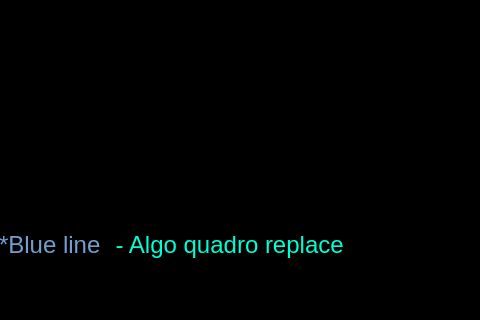
Qt form TSP/graph.ui (TonyEastwood/TSP_Local_method_c_plus_plus) before a commit; both pictures show x 381 to 861 and y 241 to 561 of the 861 by 561 pixel window.
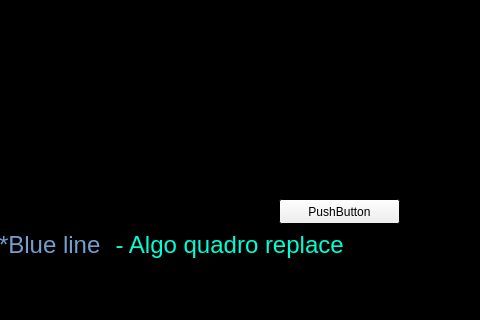
The same form after that commit. Custom widgets are drawn as their Qt base class.

Commit message: change interface. Add new form called 'Tip' to help user get in mind that what graphs mean

The edit to the form file:
```diff
--- a/TSP/graph.ui
+++ b/TSP/graph.ui
@@ -589,6 +589,19 @@
     <string> - Algo quadro replace</string>
    </property>
   </widget>
+  <widget class="QPushButton" name="pushButton">
+   <property name="geometry">
+    <rect>
+     <x>660</x>
+     <y>440</y>
+     <width>121</width>
+     <height>25</height>
+    </rect>
+   </property>
+   <property name="text">
+    <string>PushButton</string>
+   </property>
+  </widget>
  </widget>
  <customwidgets>
   <customwidget>
```
The commit also changes 26 other files.
